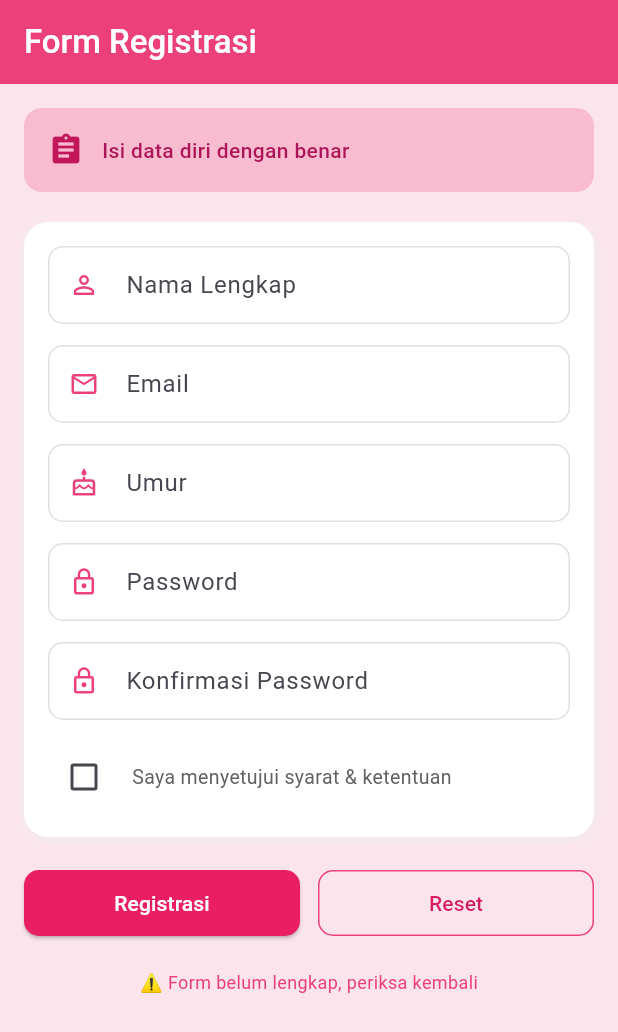
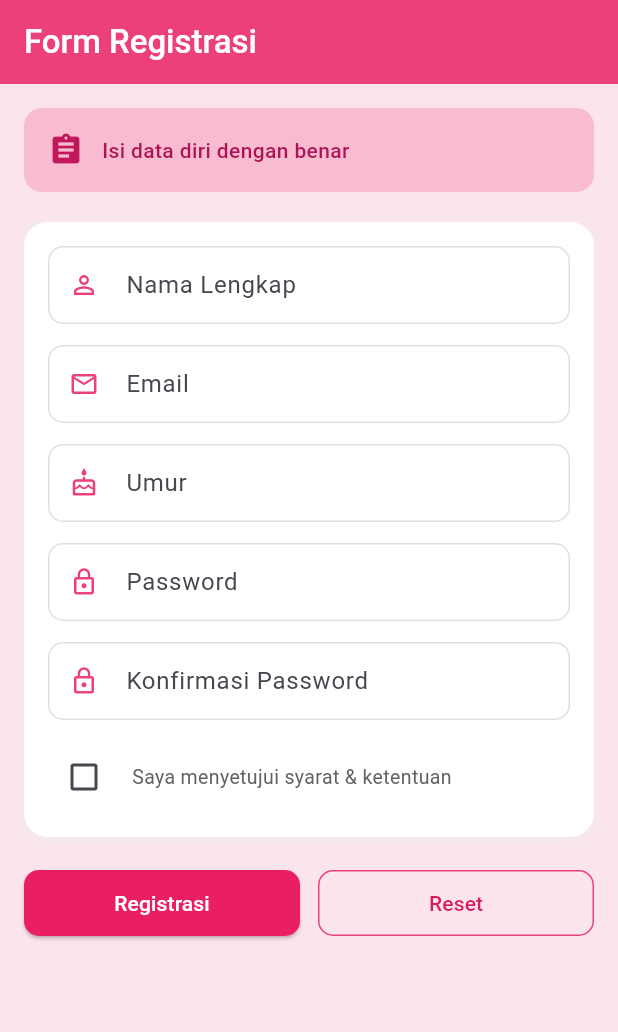
Before and after one commit to cloudiezz/Assessment_1_PPBL, a Flutter app: the screen it shows after launch, on a phone screen of 412 x 824 dp. Shown: the top 1032 px of the screen. Run offline on Flutter 3.47's test engine with Material 3 defaults, Android fonts, the phone set to English and light mode, and no system bars; drawn by our look-alikes of reactive_forms.

Commit message:
Update Code

```diff
--- a/reactive_forms_demo/lib/main.dart
+++ b/reactive_forms_demo/lib/main.dart
@@ -389,21 +389,6 @@ class _SimpleFormPageState extends State<SimpleFormPage> {
                       ),
                     ],
                   ),
-
-                  const SizedBox(height: 12),
-
-                  // Indikator validasi sederhana
-                  if (!form.valid)
-                    Container(
-                      padding: const EdgeInsets.symmetric(vertical: 8),
-                      child: Text(
-                        '⚠️ Form belum lengkap, periksa kembali',
-                        style: TextStyle(
-                          fontSize: 12,
-                          color: Colors.pink.shade400,
-                        ),
-                      ),
-                    ),
                 ],
               ),
             ),
```
